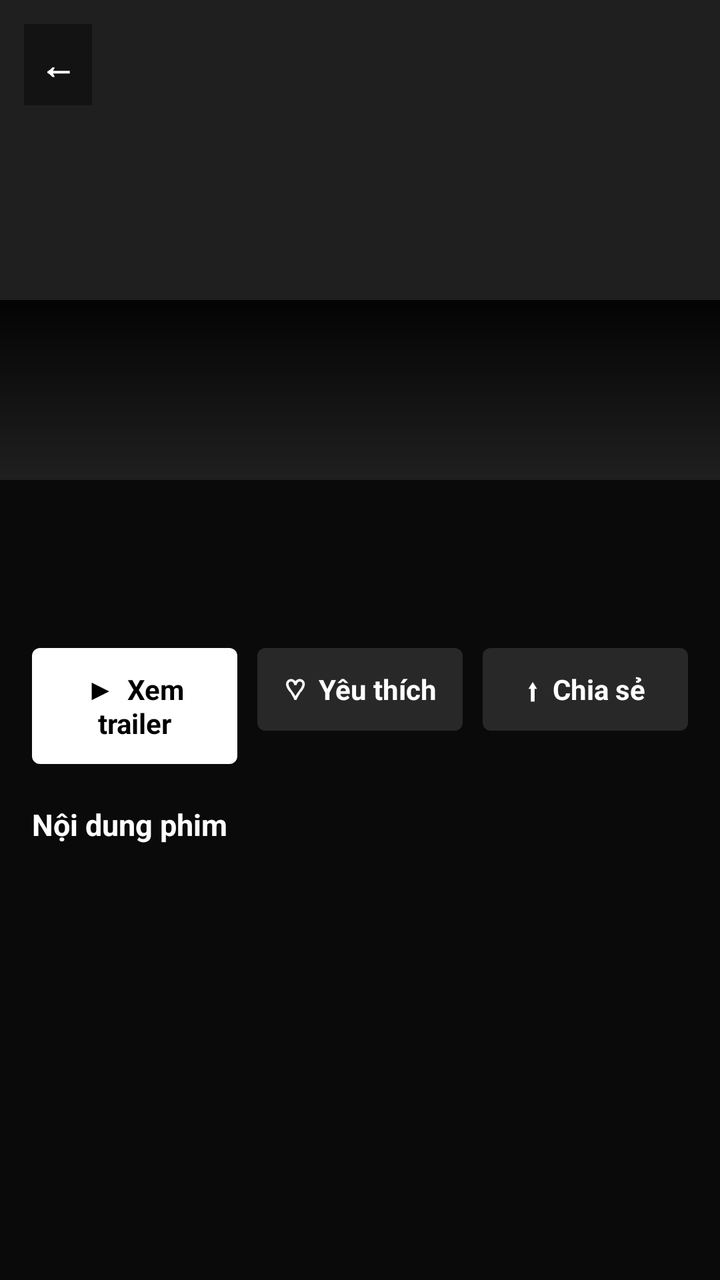
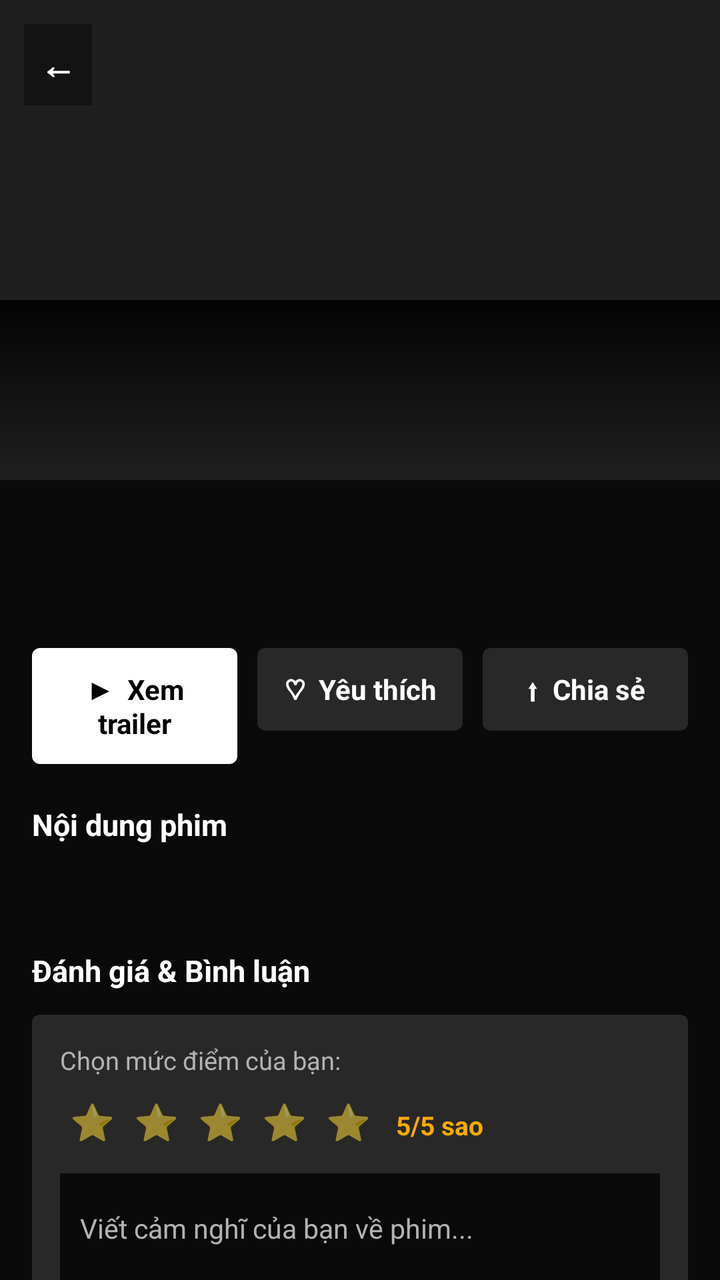

Two renders of the same Android screen: before a commit and after it. Below are the layout's source before the change and the commit's diff.
<!-- AndroidManifest.xml: application theme Theme.Uneti -->
<!-- res/layout/activity_detail.xml -->
<?xml version="1.0" encoding="utf-8"?>
<FrameLayout xmlns:android="http://schemas.android.com/apk/res/android"
    android:layout_width="match_parent"
    android:layout_height="match_parent"
    android:background="@color/bgRoot">

    <androidx.core.widget.NestedScrollView
        android:layout_width="match_parent"
        android:layout_height="match_parent">

        <LinearLayout
            android:layout_width="match_parent"
            android:layout_height="wrap_content"
            android:orientation="vertical"
            android:paddingBottom="28dp">

            <FrameLayout
                android:layout_width="match_parent"
                android:layout_height="240dp">

                <ImageView
                    android:id="@+id/imgBackdrop"
                    android:layout_width="match_parent"
                    android:layout_height="match_parent"
                    android:background="@color/bgCard"
                    android:scaleType="centerCrop" />

                <View
                    android:layout_width="match_parent"
                    android:layout_height="90dp"
                    android:layout_gravity="bottom"
                    android:background="@drawable/gradient_hero_scrim" />

                <TextView
                    android:id="@+id/btnBack"
                    android:layout_width="wrap_content"
                    android:layout_height="wrap_content"
                    android:layout_margin="12dp"
                    android:background="#66000000"
                    android:padding="8dp"
                    android:text="←"
                    android:textColor="@color/textPrimary"
                    android:textSize="18sp"
                    android:textStyle="bold" />
            </FrameLayout>

            <LinearLayout
                android:layout_width="match_parent"
                android:layout_height="wrap_content"
                android:orientation="vertical"
                android:padding="16dp">

                <TextView
                    android:id="@+id/tvTitle"
                    android:layout_width="match_parent"
                    android:layout_height="wrap_content"
                    android:textColor="@color/textPrimary"
                    android:textSize="21sp"
                    android:textStyle="bold" />

                <TextView
                    android:id="@+id/tvMeta"
                    android:layout_width="match_parent"
                    android:layout_height="wrap_content"
                    android:layout_marginTop="6dp"
                    android:textColor="@color/textMuted"
                    android:textSize="13sp" />

                <LinearLayout
                    android:layout_width="match_parent"
                    android:layout_height="wrap_content"
                    android:layout_marginTop="16dp"
                    android:orientation="horizontal">

                    <TextView
                        android:id="@+id/btnPlayTrailer"
                        android:layout_width="0dp"
                        android:layout_height="wrap_content"
                        android:layout_weight="1"
                        android:background="@drawable/bg_btn_play"
                        android:gravity="center"
                        android:padding="11dp"
                        android:text="▶  Xem trailer"
                        android:textColor="#000000"
                        android:textStyle="bold" />

                    <TextView
                        android:id="@+id/btnFavorite"
                        android:layout_width="0dp"
                        android:layout_height="wrap_content"
                        android:layout_marginStart="10dp"
                        android:layout_weight="1"
                        android:background="@drawable/bg_btn_info"
                        android:gravity="center"
                        android:padding="11dp"
                        android:text="♡  Yêu thích"
                        android:textColor="@color/textPrimary"
                        android:textStyle="bold" />

                    <TextView
                        android:id="@+id/btnShare"
                        android:layout_width="0dp"
                        android:layout_height="wrap_content"
                        android:layout_marginStart="10dp"
                        android:layout_weight="1"
                        android:background="@drawable/bg_btn_info"
                        android:gravity="center"
                        android:padding="11dp"
                        android:text="⬆  Chia sẻ"
                        android:textColor="@color/textPrimary"
                        android:textStyle="bold" />
                </LinearLayout>

                <TextView
                    android:layout_width="match_parent"
                    android:layout_height="wrap_content"
                    android:layout_marginTop="20dp"
                    android:text="Nội dung phim"
                    android:textColor="@color/textPrimary"
                    android:textSize="15sp"
                    android:textStyle="bold" />

                <TextView
                    android:id="@+id/tvOverview"
                    android:layout_width="match_parent"
                    android:layout_height="wrap_content"
                    android:layout_marginTop="8dp"
                    android:lineSpacingExtra="3dp"
                    android:textColor="@color/textMuted"
                    android:textSize="13.5sp" />

            </LinearLayout>
        </LinearLayout>
    </androidx.core.widget.NestedScrollView>

    <ProgressBar
        android:id="@+id/progressBar"
        android:layout_width="wrap_content"
        android:layout_height="wrap_content"
        android:layout_gravity="center" />

</FrameLayout>
<!-- resources referenced by this layout -->
<resources>
  <color name="bgCard">#1F1F1F</color>
  <color name="bgRoot">#0A0A0A</color>
  <color name="textMuted">#B3B3B3</color>
  <color name="textPrimary">#FFFFFF</color>
  <!-- drawable bg_btn_info (drawable) -->
  <?xml version="1.0" encoding="utf-8"?>
  <shape xmlns:android="http://schemas.android.com/apk/res/android">
      <solid android:color="#4D6D6D6E" />
      <corners android:radius="4dp" />
  </shape>
  <!-- drawable bg_btn_play (drawable) -->
  <?xml version="1.0" encoding="utf-8"?>
  <shape xmlns:android="http://schemas.android.com/apk/res/android">
      <solid android:color="#FFFFFF" />
      <corners android:radius="4dp" />
  </shape>
  <!-- drawable gradient_hero_scrim (drawable) -->
  <?xml version="1.0" encoding="utf-8"?>
  <shape xmlns:android="http://schemas.android.com/apk/res/android">
      <gradient
          android:angle="90"
          android:endColor="#E6000000"
          android:startColor="#00000000"
          android:type="linear" />
  </shape>
  <style name="Theme.Uneti" parent="Theme.MaterialComponents.DayNight.NoActionBar">
          <item name="colorPrimary">@color/colorPrimary</item>
          <item name="colorPrimaryDark">@color/colorPrimaryDark</item>
          <item name="colorAccent">@color/colorAccent</item>
          <item name="android:windowBackground">@color/bgRoot</item>
          <item name="android:statusBarColor">@color/colorPrimaryDark</item>
      </style>
  <color name="colorPrimary">#141414</color>
  <color name="colorPrimaryDark">#000000</color>
  <color name="colorAccent">#E50914</color>
</resources>

<!-- the commit's change to res/layout/activity_detail.xml (unified diff, before → after) -->
@@ -129,6 +129,172 @@
                     android:textColor="@color/textMuted"
                     android:textSize="13.5sp" />
 
+                
+                <LinearLayout
+                    android:id="@+id/layoutCast"
+                    android:layout_width="match_parent"
+                    android:layout_height="wrap_content"
+                    android:layout_marginTop="22dp"
+                    android:orientation="vertical"
+                    android:visibility="gone">
+
+                    <TextView
+                        android:layout_width="match_parent"
+                        android:layout_height="wrap_content"
+                        android:text="Diễn viên"
+                        android:textColor="@color/textPrimary"
+                        android:textSize="15sp"
+                        android:textStyle="bold" />
+
+                    <androidx.recyclerview.widget.RecyclerView
+                        android:id="@+id/rvCast"
+                        android:layout_width="match_parent"
+                        android:layout_height="wrap_content"
+                        android:layout_marginTop="12dp"
+                        android:clipToPadding="false"
+                        android:nestedScrollingEnabled="false"
+                        android:paddingBottom="4dp" />
+                </LinearLayout>
+
+                
+                <LinearLayout
+                    android:layout_width="match_parent"
+                    android:layout_height="wrap_content"
+                    android:layout_marginTop="26dp"
+                    android:orientation="vertical">
+
+                    <TextView
+                        android:layout_width="match_parent"
+                        android:layout_height="wrap_content"
+                        android:text="Đánh giá &amp; Bình luận"
+                        android:textColor="@color/textPrimary"
+                        android:textSize="15sp"
+                        android:textStyle="bold" />
+
+                    
+                    <LinearLayout
+                        android:layout_width="match_parent"
+                        android:layout_height="wrap_content"
+                        android:layout_marginTop="12dp"
+                        android:background="@drawable/bg_btn_info"
+                        android:orientation="vertical"
+                        android:padding="14dp">
+
+                        <TextView
+                            android:layout_width="wrap_content"
+                            android:layout_height="wrap_content"
+                            android:text="Chọn mức điểm của bạn:"
+                            android:textColor="@color/textMuted"
+                            android:textSize="12.5sp" />
+
+                        
+                        <LinearLayout
+                            android:id="@+id/layoutStarRating"
+                            android:layout_width="wrap_content"
+                            android:layout_height="wrap_content"
+                            android:layout_marginTop="6dp"
+                            android:orientation="horizontal">
+
+                            <TextView
+                                android:id="@+id/star1"
+                                android:layout_width="32dp"
+                                android:layout_height="32dp"
+                                android:gravity="center"
+                                android:text="⭐"
+                                android:textSize="18sp" />
+
+                            <TextView
+                                android:id="@+id/star2"
+                                android:layout_width="32dp"
+                                android:layout_height="32dp"
+                                android:gravity="center"
+                                android:text="⭐"
+                                android:textSize="18sp" />
+
+                            <TextView
+                                android:id="@+id/star3"
+                                android:layout_width="32dp"
+                                android:layout_height="32dp"
+                                android:gravity="center"
+                                android:text="⭐"
+                                android:textSize="18sp" />
+
+                            <TextView
+                                android:id="@+id/star4"
+                                android:layout_width="32dp"
+                                android:layout_height="32dp"
+                                android:gravity="center"
+                                android:text="⭐"
+                                android:textSize="18sp" />
+
+                            <TextView
+                                android:id="@+id/star5"
+                                android:layout_width="32dp"
+                                android:layout_height="32dp"
+                                android:gravity="center"
+                                android:text="⭐"
+                                android:textSize="18sp" />
+
+                            <TextView
+                                android:id="@+id/tvSelectedRating"
+                                android:layout_width="wrap_content"
+                                android:layout_height="wrap_content"
+                                android:layout_marginStart="8dp"
+                                android:text="5/5 sao"
+                                android:textColor="#FFAA00"
+                                android:textSize="13sp"
+                                android:textStyle="bold" />
+                        </LinearLayout>
+
+                        <EditText
+                            android:id="@+id/etComment"
+                            android:layout_width="match_parent"
+                            android:layout_height="wrap_content"
+                            android:layout_marginTop="10dp"
+                            android:background="@color/bgRoot"
+                            android:hint="Viết cảm nghĩ của bạn về phim..."
+                            android:minLines="2"
+                            android:padding="10dp"
+                            android:textColor="@color/textPrimary"
+                            android:textColorHint="@color/textMuted"
+                            android:textSize="13.5sp" />
+
+                        <TextView
+                            android:id="@+id/btnSubmitReview"
+                            android:layout_width="wrap_content"
+                            android:layout_height="wrap_content"
+                            android:layout_gravity="end"
+                            android:layout_marginTop="10dp"
+                            android:background="@drawable/bg_btn_play"
+                            android:paddingHorizontal="18dp"
+                            android:paddingVertical="8dp"
+                            android:text="Gửi đánh giá"
+                            android:textColor="#000000"
+                            android:textSize="13sp"
+                            android:textStyle="bold" />
+                    </LinearLayout>
+
+                    
+                    <androidx.recyclerview.widget.RecyclerView
+                        android:id="@+id/rvReviews"
+                        android:layout_width="match_parent"
+                        android:layout_height="wrap_content"
+                        android:layout_marginTop="14dp"
+                        android:nestedScrollingEnabled="false" />
+
+                    <TextView
+                        android:id="@+id/tvEmptyReviews"
+                        android:layout_width="wrap_content"
+                        android:layout_height="wrap_content"
+                        android:layout_gravity="center"
+                        android:layout_marginTop="14dp"
+                        android:text="Chưa có bình luận nào. Hãy là người đầu tiên đánh giá!"
+                        android:textColor="@color/textMuted"
+                        android:textSize="13sp"
+                        android:visibility="gone" />
+
+                </LinearLayout>
+
             </LinearLayout>
         </LinearLayout>
     </androidx.core.widget.NestedScrollView>
